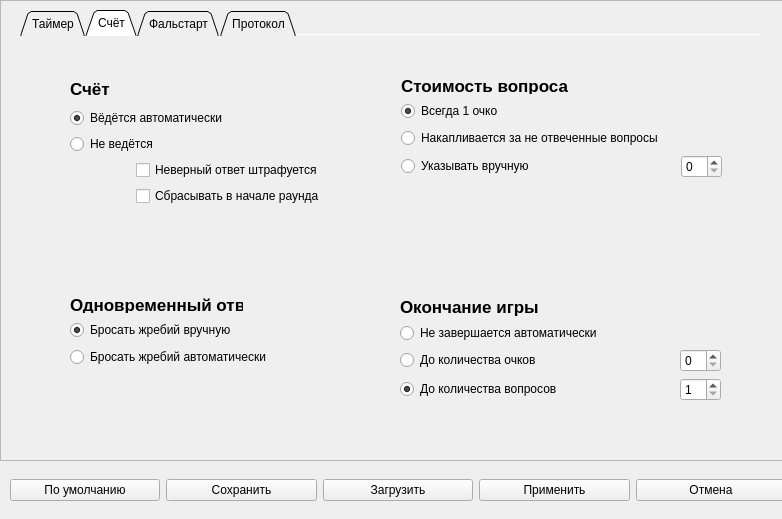
Old version of the form app/ui/settings.ui in the repository AnnushkaStark/Brain_ring_game-admin_panel-.
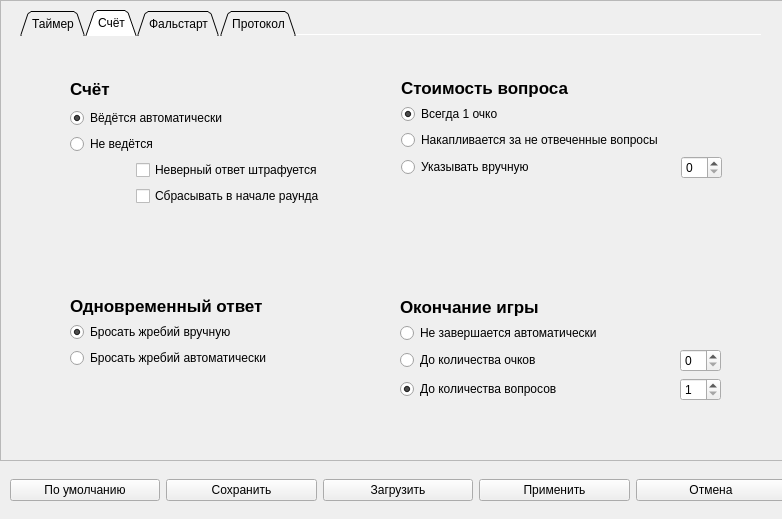
New version of the form. The open tabs and pages were chosen to show the change.

Commit message: Изменил максимальный размер текстовых полей.

Diff of the .ui file:
```diff
--- a/app/ui/settings.ui
+++ b/app/ui/settings.ui
@@ -19,7 +19,7 @@
   <property name="maximumSize">
    <size>
     <width>782</width>
-    <height>16777215</height>
+    <height>519</height>
    </size>
   </property>
   <property name="windowTitle">
@@ -479,8 +479,8 @@
         <widget class="QLabel" name="label_cost_question_group">
          <property name="maximumSize">
           <size>
-           <width>282</width>
-           <height>16</height>
+           <width>9999999</width>
+           <height>9999999</height>
           </size>
          </property>
          <property name="font">
@@ -554,8 +554,8 @@
         <widget class="QLabel" name="label_two_answers">
          <property name="maximumSize">
           <size>
-           <width>173</width>
-           <height>16</height>
+           <width>9999999</width>
+           <height>99999</height>
           </size>
          </property>
          <property name="font">
```
Left out of the diff: 2 changed lines with no effect on the pictures.
